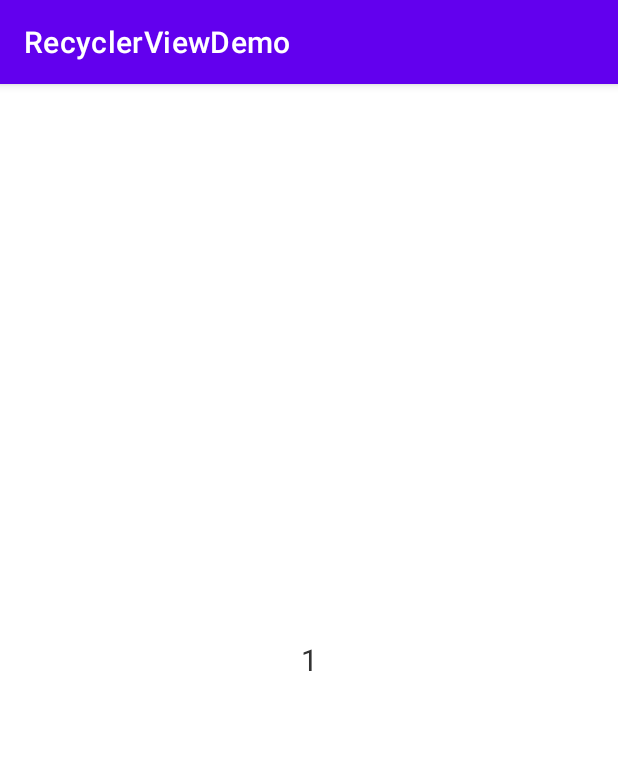
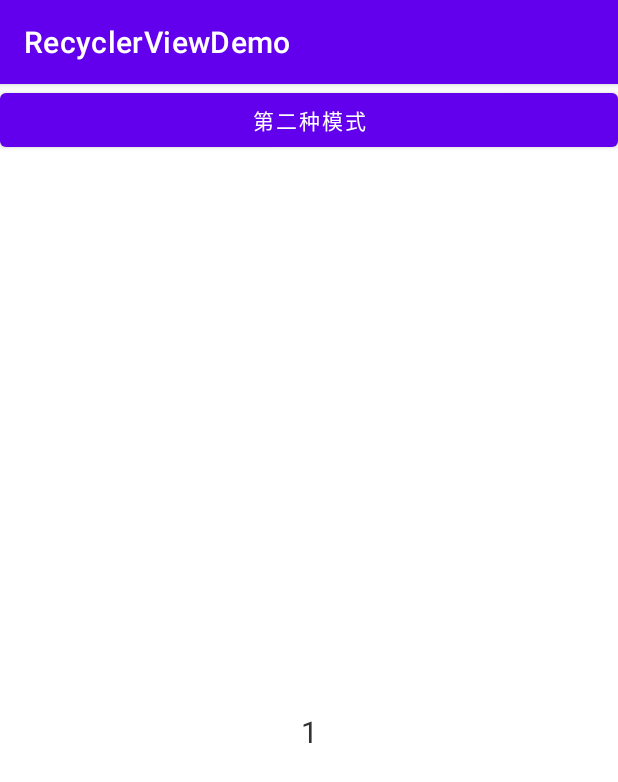
Before and after one commit to zyj1609wz/ViewPagerLazyLoad, an Android app: the screen it shows after launch (MainActivity), on a phone screen of 412 x 824 dp. Shown: the top 782 px of the screen. Run offline under Robolectric (Android 15) with nearby library versions, the phone set to English and light mode, and no system bars.

Commit message:
懒加载模式

```diff
--- a/app/src/main/AndroidManifest.xml
+++ b/app/src/main/AndroidManifest.xml
@@ -9,7 +9,7 @@
         android:roundIcon="@mipmap/ic_launcher_round"
         android:supportsRtl="true"
         android:theme="@style/Theme.RecyclerViewDemo">
-        <activity android:name=".MainActivity">
+        <activity android:name=".mode1.MainActivity">
             <intent-filter>
                 <action android:name="android.intent.action.MAIN" />
 
@@ -17,7 +17,7 @@
             </intent-filter>
         </activity>
 
-        <activity android:name=".MainActivity2"></activity>
+        <activity android:name=".mode2.MainActivity2"></activity>
 
     </application>
 
--- a/app/src/main/java/com/zhaoyanjun/BaseFragment.kt
+++ b/app/src/main/java/com/zhaoyanjun/mode1/BaseFragment.kt
@@ -1,4 +1,4 @@
-package com.zhaoyanjun
+package com.zhaoyanjun.mode1
 
 import android.os.Bundle
 import androidx.fragment.app.Fragment
@@ -42,6 +42,9 @@ abstract class BaseFragment : Fragment() {
         onFirstLoad()
     }
 
+    /**
+     * 懒加载的时候调用
+     */
     open fun onFirstLoad() {
 
     }
--- /dev/null
+++ b/app/src/main/java/com/zhaoyanjun/mode1/ContentFragment.kt
@@ -0,0 +1,52 @@
+package com.zhaoyanjun.mode1
+
+import android.os.Bundle
+import android.util.Log
+import android.view.LayoutInflater
+import android.view.View
+import android.view.ViewGroup
+import android.widget.TextView
+import com.zhaoyanjun.R
+
+class ContentFragment : BaseFragment() {
+
+    private var param1: String? = null
+    private var rootView: View? = null
+    private var nameTv: TextView? = null
+
+    override fun onCreate(savedInstanceState: Bundle?) {
+        super.onCreate(savedInstanceState)
+        arguments?.let {
+            param1 = it.getString(ARG_PARAM1)
+        }
+    }
+
+    override fun onCreateView(
+        inflater: LayoutInflater, container: ViewGroup?,
+        savedInstanceState: Bundle?
+    ): View? {
+        rootView = inflater.inflate(R.layout.fragment_content, container, false)
+        nameTv = rootView?.findViewById(R.id.name)
+        return rootView
+    }
+
+    override fun onFirstLoad() {
+        super.onFirstLoad()
+        //第一次加载
+        Log.d("zhaoyanjun-", "firstLoad index: $param1")
+        nameTv?.text = param1
+    }
+
+    companion object {
+
+        private const val ARG_PARAM1 = "param1"
+
+        @JvmStatic
+        fun newInstance(param1: String) =
+            ContentFragment().apply {
+                arguments = Bundle().apply {
+                    putString(ARG_PARAM1, param1)
+                }
+            }
+    }
+}
--- a/app/src/main/java/com/zhaoyanjun/MainActivity.kt
+++ b/app/src/main/java/com/zhaoyanjun/mode1/MainActivity.kt
@@ -1,9 +1,13 @@
-package com.zhaoyanjun
+package com.zhaoyanjun.mode1
 
+import android.content.Intent
 import android.os.Bundle
+import android.widget.Button
 import androidx.appcompat.app.AppCompatActivity
 import androidx.fragment.app.Fragment
 import androidx.viewpager.widget.ViewPager
+import com.zhaoyanjun.R
+import com.zhaoyanjun.mode2.MainActivity2
 
 class MainActivity : AppCompatActivity() {
 
@@ -13,6 +17,11 @@ class MainActivity : AppCompatActivity() {
     override fun onCreate(savedInstanceState: Bundle?) {
         super.onCreate(savedInstanceState)
         setContentView(R.layout.activity_main)
+
+        findViewById<Button>(R.id.bt).setOnClickListener {
+            startActivity(Intent(this,MainActivity2::class.java))
+        }
+
 
         viewPager = findViewById(R.id.viewPager)
         adapter = ViewPageAdapter(supportFragmentManager)
--- /dev/null
+++ b/app/src/main/java/com/zhaoyanjun/mode1/ViewPageAdapter.kt
@@ -0,0 +1,29 @@
+package com.zhaoyanjun.mode1
+
+import androidx.fragment.app.Fragment
+import androidx.fragment.app.FragmentManager
+import androidx.fragment.app.FragmentPagerAdapter
+import java.util.*
+
+class ViewPageAdapter(fragmentManager: FragmentManager) : FragmentPagerAdapter(fragmentManager) {
+
+    private val mFragments: MutableList<Fragment>
+
+    init {
+        mFragments = ArrayList()
+    }
+
+    override fun getItem(position: Int): Fragment {
+        return mFragments[position]
+    }
+
+    override fun getCount(): Int {
+        return mFragments.size
+    }
+
+    fun updateDatas(fragments: List<Fragment>) {
+        mFragments.clear()
+        mFragments.addAll(fragments)
+        notifyDataSetChanged()
+    }
+}
--- a/app/src/main/res/layout/activity_main.xml
+++ b/app/src/main/res/layout/activity_main.xml
@@ -4,13 +4,22 @@
     xmlns:tools="http://schemas.android.com/tools"
     android:layout_width="match_parent"
     android:layout_height="match_parent"
-    tools:context=".MainActivity">
+    tools:context=".mode1.MainActivity">
+
+   <Button
+       app:layout_constraintTop_toTopOf="parent"
+       android:id="@+id/bt"
+       android:text="第二种模式"
+       android:layout_width="match_parent"
+       android:layout_height="wrap_content">
+
+   </Button>
 
    <androidx.viewpager.widget.ViewPager
        android:id="@+id/viewPager"
-       app:layout_constraintTop_toTopOf="parent"
+       app:layout_constraintTop_toBottomOf="@+id/bt"
        android:layout_width="match_parent"
-       android:layout_height="wrap_content">
+       android:layout_height="0dp">
    </androidx.viewpager.widget.ViewPager>
 
 </androidx.constraintlayout.widget.ConstraintLayout>
--- a/app/src/main/res/layout/activity_main2.xml
+++ b/app/src/main/res/layout/activity_main2.xml
@@ -4,7 +4,7 @@
     xmlns:tools="http://schemas.android.com/tools"
     android:layout_width="match_parent"
     android:layout_height="match_parent"
-    tools:context=".MainActivity">
+    tools:context=".mode1.MainActivity">
 
     <androidx.viewpager.widget.ViewPager
         android:id="@+id/viewPager"
--- a/app/src/main/res/layout/fragment_content.xml
+++ b/app/src/main/res/layout/fragment_content.xml
@@ -3,7 +3,7 @@
     xmlns:tools="http://schemas.android.com/tools"
     android:layout_width="match_parent"
     android:layout_height="match_parent"
-    tools:context=".ContentFragment">
+    tools:context=".mode1.ContentFragment">
 
     <TextView
         android:id="@+id/name"
```
Also changed, not shown: app/src/main/java/com/zhaoyanjun/MainActivity2.kt (deleted, +0 -12 lines), app/src/main/java/com/zhaoyanjun/mode2/BaseFragment2.kt (added, +26 -0 lines), app/src/main/java/com/zhaoyanjun/mode2/ContentFragment2.kt (renamed from app/src/main/java/com/zhaoyanjun/ContentFragment.kt, +5 -4 lines), app/src/main/java/com/zhaoyanjun/mode2/MainActivity2.kt (added, +36 -0 lines), app/src/main/java/com/zhaoyanjun/mode2/ViewPageAdapter2.kt (renamed from app/src/main/java/com/zhaoyanjun/ViewPageAdapter.kt, +6 -2 lines).
